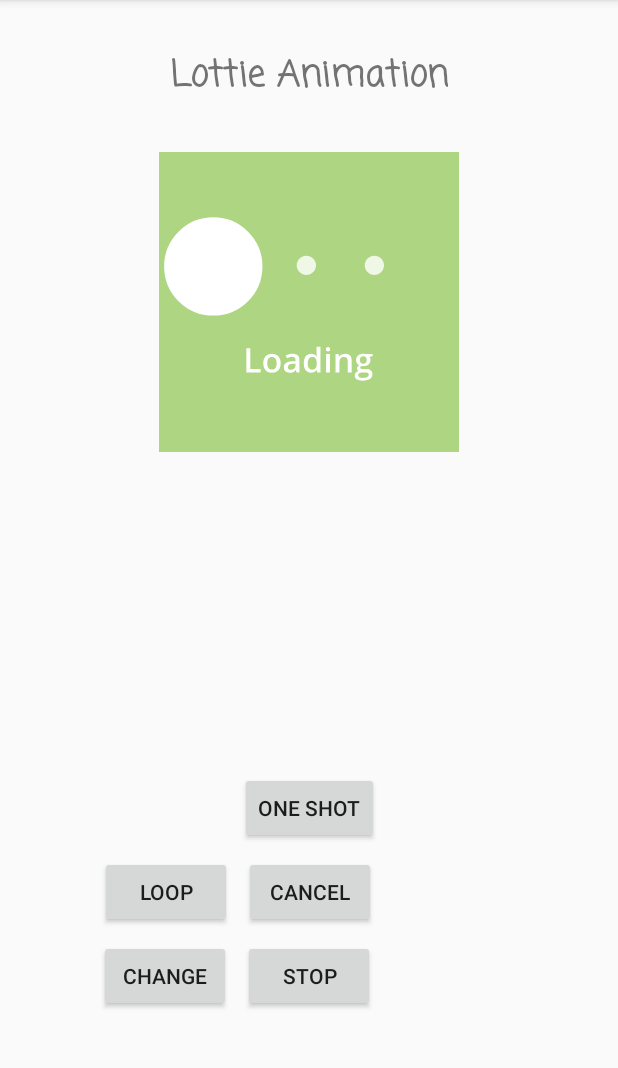
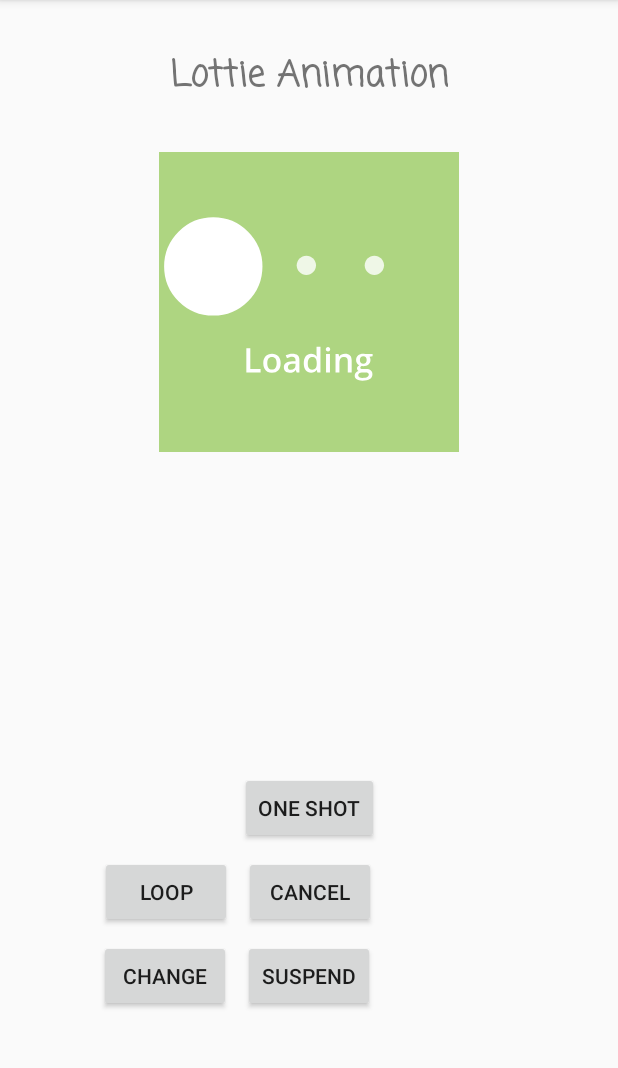
Before and after one commit to kami-apk/AnimationPlayground, an Android app: the LottieActivity screen opened directly, with no data from a screen before it, on a phone screen of 412 x 824 dp, the part 84-1152 px from its top. Run offline under Robolectric (Android 15) with nearby library versions, the light colour scheme and no system bars.

Commit message:
Lottieを用いたアニメーション周りについて

```diff
--- a/app/src/main/java/com/kamiapk/animationplayground/LottieActivity.kt
+++ b/app/src/main/java/com/kamiapk/animationplayground/LottieActivity.kt
@@ -39,10 +39,8 @@ class LottieActivity : AppCompatActivity() {
             animProgress = lottieAnimationView.progress
 
             if (lottieAnimationView.isAnimating){
-                suspend_Button.text = "STOP"
                 lottieAnimationView.cancelAnimation()
             }else{
-                suspend_Button.text = "START"
                 lottieAnimationView.playAnimation()
             }
 
--- a/app/src/main/res/layout/activity_lottie.xml
+++ b/app/src/main/res/layout/activity_lottie.xml
@@ -58,7 +58,7 @@
             android:layout_width="wrap_content"
             android:layout_height="wrap_content"
             android:layout_marginTop="8dp"
-            android:text="stop"
+            android:text="suspend"
             app:layout_constraintEnd_toEndOf="parent"
             app:layout_constraintStart_toStartOf="parent"
             app:layout_constraintTop_toBottomOf="@+id/lottie_anim_cancel" />
```
